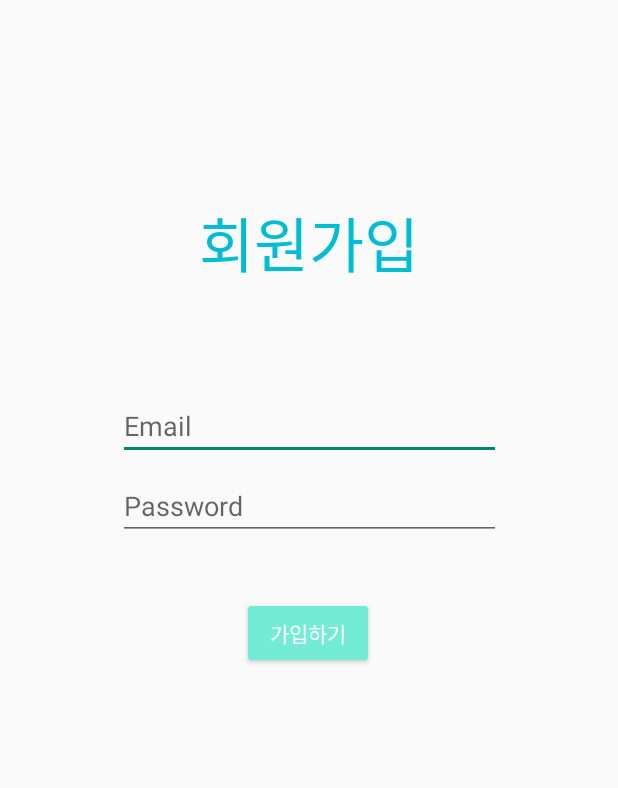
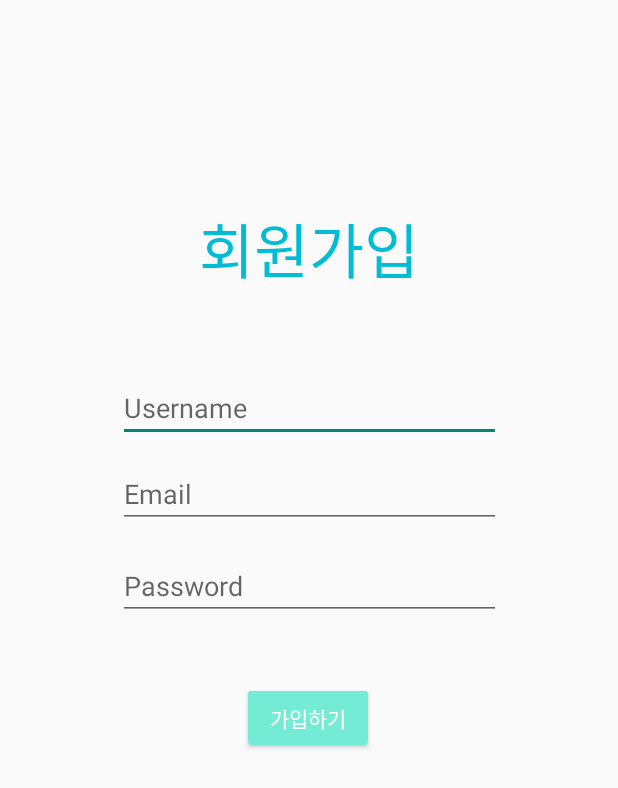
Before and after one commit to dudtjs1021ej/faceRecognition_doorlock, an Android app: the RegisterActivity screen opened directly, with no data from a screen before it, on a phone screen of 412 x 824 dp. Shown: the top 788 px of the screen. Run offline under Robolectric (Android 15) with nearby library versions, the phone set to English and light mode, and no system bars; our stand-ins replace Firebase (no records; nobody signed in at launch, a user with empty details on screens opened directly).

Commit message:
닉네임 추가

```diff
--- a/app/src/main/java/com/example/facerecognitionlock/RegisterActivity.java
+++ b/app/src/main/java/com/example/facerecognitionlock/RegisterActivity.java
@@ -23,7 +23,7 @@ import java.util.HashMap;
 
 public class RegisterActivity extends AppCompatActivity {
     private static final String TAG = "RegisterActivity";
-    EditText mEmailText, mPwdText;
+    EditText mNameText, mEmailText, mPwdText;
     Button mRegisterBtn;
     private FirebaseAuth firebaseAuth;
 
@@ -41,6 +41,7 @@ public class RegisterActivity extends AppCompatActivity {
         // firebase access
         firebaseAuth = FirebaseAuth.getInstance();
 
+        mNameText = findViewById(R.id.nameTextR);
         mEmailText = findViewById(R.id.emailTextR);
         mPwdText = findViewById(R.id.pwdTextR);
         mRegisterBtn = findViewById(R.id.registerBtnR);
@@ -58,6 +59,7 @@ public class RegisterActivity extends AppCompatActivity {
                                 if(task.isSuccessful()) {
                                     FirebaseUser user = firebaseAuth.getCurrentUser();
 
+                                    String nickname = mNameText.getText().toString().trim();
                                     String email = user.getEmail();
                                     String uid = user.getUid();
 
@@ -66,6 +68,7 @@ public class RegisterActivity extends AppCompatActivity {
 
                                     hashMap.put("uid",uid);
                                     hashMap.put("email",email);
+                                    hashMap.put("nickname",nickname);
 
                                     FirebaseDatabase db = FirebaseDatabase.getInstance();
                                     DatabaseReference ref = db.getReference("Users");
--- a/app/src/main/res/layout/activity_register.xml
+++ b/app/src/main/res/layout/activity_register.xml
@@ -1,6 +1,5 @@
 <?xml version="1.0" encoding="utf-8"?>
-<androidx.constraintlayout.widget.ConstraintLayout
-    xmlns:android="http://schemas.android.com/apk/res/android"
+<androidx.constraintlayout.widget.ConstraintLayout xmlns:android="http://schemas.android.com/apk/res/android"
     xmlns:app="http://schemas.android.com/apk/res-auto"
     xmlns:tools="http://schemas.android.com/tools"
     android:layout_width="match_parent"
@@ -10,33 +9,45 @@
         android:id="@+id/textView"
         android:layout_width="209dp"
         android:layout_height="53dp"
-        android:layout_marginTop="132dp"
+        android:layout_marginTop="136dp"
+        android:fontFamily="@font/dream7"
         android:text="회원가입"
+        android:textAlignment="center"
+        android:textColor="#00BCD4"
         android:textSize="40dp"
-        android:fontFamily="@font/dream7"
-        android:textColor="#00BCD4"
-        android:textAlignment="center"
         app:layout_constraintEnd_toEndOf="parent"
         app:layout_constraintStart_toStartOf="parent"
         app:layout_constraintTop_toTopOf="parent" />
 
     <EditText
+        android:id="@+id/nameTextR"
+        android:layout_width="255dp"
+        android:layout_height="45dp"
+        android:layout_marginTop="60dp"
+        android:ems="10"
+        android:hint="Username"
+        android:inputType="textPersonName"
+        app:layout_constraintEnd_toEndOf="parent"
+        app:layout_constraintStart_toStartOf="parent"
+        app:layout_constraintTop_toBottomOf="@+id/textView" />
+
+    <EditText
         android:id="@+id/emailTextR"
         android:layout_width="255dp"
         android:layout_height="45dp"
-        android:layout_marginTop="76dp"
+        android:layout_marginTop="12dp"
         android:ems="10"
         android:hint="Email"
         android:inputType="textEmailAddress"
         app:layout_constraintEnd_toEndOf="parent"
         app:layout_constraintStart_toStartOf="parent"
-        app:layout_constraintTop_toBottomOf="@+id/textView" />
+        app:layout_constraintTop_toBottomOf="@+id/nameTextR" />
 
     <EditText
         android:id="@+id/pwdTextR"
         android:layout_width="255dp"
         android:layout_height="45dp"
-        android:layout_marginTop="8dp"
+        android:layout_marginTop="16dp"
         android:ems="10"
         android:hint="Password"
         android:inputType="textPassword"
@@ -48,15 +59,15 @@
         android:id="@+id/registerBtnR"
         android:layout_width="wrap_content"
         android:layout_height="wrap_content"
-        android:text="가입하기"
         android:backgroundTint="#74ebd5"
         android:fontFamily="@font/dream6"
+        android:text="가입하기"
         android:textColor="@color/white"
         app:layout_constraintBottom_toBottomOf="parent"
         app:layout_constraintEnd_toEndOf="parent"
         app:layout_constraintHorizontal_bias="0.498"
         app:layout_constraintStart_toStartOf="parent"
         app:layout_constraintTop_toBottomOf="@+id/pwdTextR"
-        app:layout_constraintVertical_bias="0.092" />
+        app:layout_constraintVertical_bias="0.114" />
 
 </androidx.constraintlayout.widget.ConstraintLayout>
```
